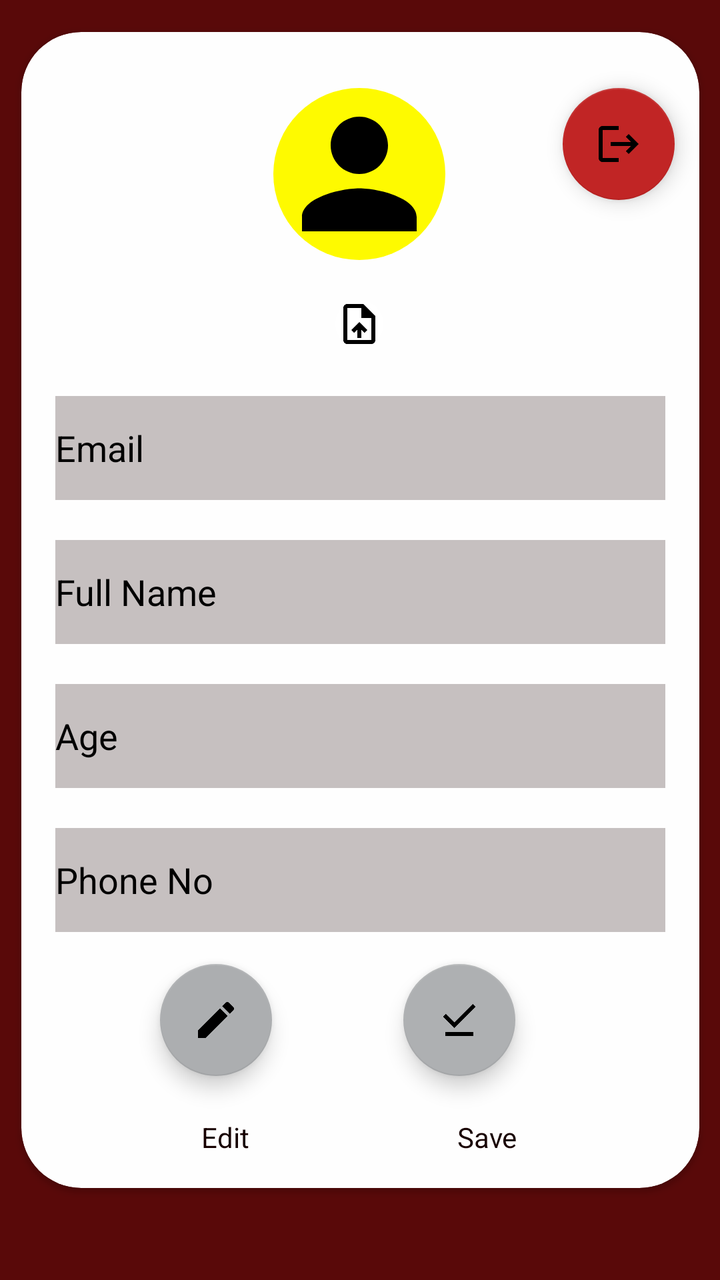
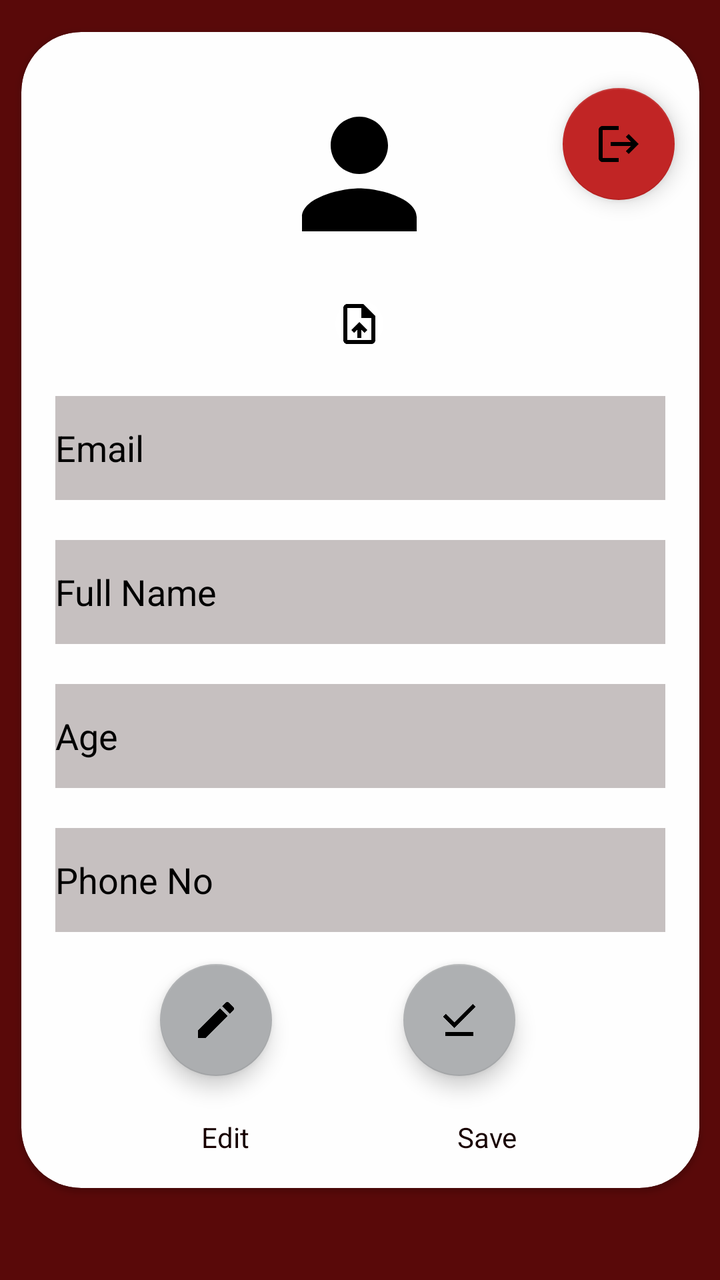

Before-and-after screenshots of an Android layout around one commit, followed by the original layout XML and the change that was made.
<!-- AndroidManifest.xml: application theme Theme.MyApp -->
<!-- res/layout/fragment_user_profile.xml -->
<?xml version="1.0" encoding="utf-8"?>
<FrameLayout xmlns:android="http://schemas.android.com/apk/res/android"
    xmlns:app="http://schemas.android.com/apk/res-auto"
    xmlns:tools="http://schemas.android.com/tools"
    android:layout_width="match_parent"
    android:layout_height="match_parent"
    android:background="#590909"
    tools:context=".UserProfileFragment">

    
    <androidx.constraintlayout.widget.ConstraintLayout
        android:layout_width="match_parent"
        android:layout_height="match_parent">

        <androidx.cardview.widget.CardView
            android:layout_width="339dp"
            android:layout_height="578dp"
            android:layout_marginTop="10dp"
            android:layout_marginBottom="40dp"
            android:backgroundTint="#FEFEFE"
            app:cardBackgroundColor="#E8E5E5"
            app:cardCornerRadius="30dp"
            app:layout_constraintBottom_toBottomOf="parent"
            app:layout_constraintEnd_toEndOf="parent"
            app:layout_constraintStart_toStartOf="parent"
            app:layout_constraintTop_toTopOf="parent"
            app:layout_constraintVertical_bias="0.5">

            <androidx.constraintlayout.widget.ConstraintLayout
                android:layout_width="match_parent"
                android:layout_height="match_parent">

                <com.google.android.material.floatingactionbutton.FloatingActionButton
                    android:id="@+id/logoutButton"
                    android:layout_width="wrap_content"
                    android:layout_height="wrap_content"
                    android:layout_marginTop="28dp"
                    android:clickable="true"
                    android:src="@drawable/baseline_logout_24"
                    app:backgroundTint="#C12525"
                    app:layout_constraintEnd_toEndOf="parent"
                    app:layout_constraintHorizontal_bias="0.826"
                    app:layout_constraintStart_toEndOf="@+id/profieImage"
                    app:layout_constraintTop_toTopOf="parent" />

                <com.google.android.material.textfield.TextInputLayout
                    android:id="@+id/textInputLayout2"
                    android:layout_width="0dp"
                    android:layout_height="wrap_content"
                    app:layout_constraintBottom_toTopOf="parent"
                    app:layout_constraintEnd_toEndOf="parent"
                    app:layout_constraintStart_toStartOf="parent"
                    app:layout_constraintTop_toTopOf="parent">

                </com.google.android.material.textfield.TextInputLayout>

                <com.google.android.material.textfield.TextInputEditText
                    android:id="@+id/profileName"
                    android:layout_width="305dp"
                    android:layout_height="52dp"
                    android:layout_marginTop="20dp"
                    android:background="#C6C0C0"
                    android:editable="true"
                    android:hint="Full Name"
                    android:textColor="@color/black"
                    android:textColorHint="@color/black"
                    app:layout_constraintEnd_toEndOf="parent"
                    app:layout_constraintStart_toStartOf="parent"
                    app:layout_constraintTop_toBottomOf="@+id/profileEmail" />

                <com.google.android.material.textfield.TextInputEditText
                    android:id="@+id/profileAge"
                    android:layout_width="305dp"
                    android:layout_height="52dp"
                    android:layout_marginTop="20dp"
                    android:background="#C6C0C0"

                    android:editable="false"
                    android:hint="Age"
                    android:inputType="number"
                    android:textColor="@color/black"
                    android:textColorHint="@color/black"
                    app:layout_constraintEnd_toEndOf="parent"
                    app:layout_constraintStart_toStartOf="parent"
                    app:layout_constraintTop_toBottomOf="@+id/profileName" />

                <com.google.android.material.textfield.TextInputEditText
                    android:id="@+id/profilePhone"
                    android:layout_width="305dp"
                    android:layout_height="52dp"
                    android:layout_marginTop="20dp"
                    android:background="#C6C0C0"
                    android:editable="false"
                    android:hint="Phone No"
                    android:inputType="number"
                    android:textColor="@color/black"
                    android:textColorHint="@color/black"
                    app:layout_constraintEnd_toEndOf="parent"
                    app:layout_constraintStart_toStartOf="parent"
                    app:layout_constraintTop_toBottomOf="@+id/profileAge" />

                <com.google.android.material.textfield.TextInputEditText
                    android:id="@+id/profileEmail"
                    android:layout_width="305dp"
                    android:layout_height="52dp"
                    android:layout_marginTop="24dp"
                    android:background="#C6C0C0"
                    android:editable="true"
                    android:hint="Email"
                    android:textColor="@color/black"
                    android:textColorHint="@color/black"
                    app:layout_constraintEnd_toEndOf="parent"
                    app:layout_constraintStart_toStartOf="parent"
                    app:layout_constraintTop_toBottomOf="@+id/imageUploadButton" />

                <ImageView
                    android:id="@+id/profieImage"
                    android:layout_width="86dp"
                    android:layout_height="86dp"
                    android:layout_marginTop="28dp"
                    android:background="@drawable/round_image"
                    android:src="@drawable/baseline_person_24"
                    app:layout_constraintEnd_toEndOf="parent"
                    app:layout_constraintHorizontal_bias="0.498"
                    app:layout_constraintStart_toStartOf="parent"
                    app:layout_constraintTop_toTopOf="@+id/textInputLayout2" />

                <ImageButton
                    android:id="@+id/imageUploadButton"
                    android:layout_width="wrap_content"
                    android:layout_height="wrap_content"
                    android:layout_marginTop="20dp"
                    android:background="@drawable/round_image_white"
                    android:clickable="false"
                    android:src="@drawable/baseline_upload_file_24"
                    app:layout_constraintEnd_toEndOf="parent"
                    app:layout_constraintHorizontal_bias="0.498"
                    app:layout_constraintStart_toStartOf="parent"
                    app:layout_constraintTop_toBottomOf="@+id/profieImage" />

                <com.google.android.material.floatingactionbutton.FloatingActionButton
                    android:id="@+id/profileEditButton"
                    android:layout_width="wrap_content"
                    android:layout_height="wrap_content"
                    android:layout_marginTop="16dp"
                    android:clickable="true"
                    android:src="@drawable/baseline_edit_24"
                    app:backgroundTint="#ACAEB0"
                    app:layout_constraintEnd_toStartOf="@+id/profileConfirmButton"
                    app:layout_constraintHorizontal_bias="0.514"
                    app:layout_constraintStart_toStartOf="parent"
                    app:layout_constraintTop_toBottomOf="@+id/profilePhone" />

                <com.google.android.material.floatingactionbutton.FloatingActionButton
                    android:id="@+id/profileConfirmButton"
                    android:layout_width="wrap_content"
                    android:layout_height="wrap_content"
                    android:layout_marginTop="16dp"
                    android:layout_marginEnd="92dp"
                    android:clickable="false"
                    android:src="@drawable/baseline_download_done_24"
                    app:backgroundTint="#AEB0B2"
                    app:layout_constraintEnd_toEndOf="parent"
                    app:layout_constraintTop_toBottomOf="@+id/profilePhone" />

                <TextView
                    android:id="@+id/textView3"
                    android:layout_width="wrap_content"
                    android:layout_height="wrap_content"
                    android:layout_marginEnd="14dp"
                    android:layout_marginBottom="16dp"
                    android:text="Edit"
                    android:textColor="#170202"
                    app:layout_constraintBottom_toBottomOf="parent"
                    app:layout_constraintEnd_toStartOf="@+id/textView4"
                    app:layout_constraintStart_toStartOf="parent" />

                <TextView
                    android:id="@+id/textView4"
                    android:layout_width="wrap_content"
                    android:layout_height="wrap_content"
                    android:layout_marginEnd="1dp"
                    android:layout_marginBottom="16dp"
                    android:text="Save"
                    android:textColor="#190303"
                    app:layout_constraintBottom_toBottomOf="parent"
                    app:layout_constraintEnd_toEndOf="parent"
                    app:layout_constraintStart_toEndOf="@+id/textView3" />

            </androidx.constraintlayout.widget.ConstraintLayout>
        </androidx.cardview.widget.CardView>
    </androidx.constraintlayout.widget.ConstraintLayout>

</FrameLayout>
<!-- resources referenced by this layout -->
<resources>
  <color name="black">#FF000000</color>
  <!-- drawable baseline_download_done_24 (drawable) -->
  <vector android:height="24dp" android:tint="#000000"
      android:viewportHeight="24" android:viewportWidth="24"
      android:width="24dp" xmlns:android="http://schemas.android.com/apk/res/android">
      <path android:fillColor="@android:color/white" android:pathData="M20.13,5.41l-1.41,-1.41l-9.19,9.19l-4.25,-4.24l-1.41,1.41l5.66,5.66z"/>
      <path android:fillColor="@android:color/white" android:pathData="M5,18h14v2h-14z"/>
  </vector>
  <!-- drawable baseline_edit_24 (drawable) -->
  <vector android:height="24dp" android:tint="#000000"
      android:viewportHeight="24" android:viewportWidth="24"
      android:width="24dp" xmlns:android="http://schemas.android.com/apk/res/android">
      <path android:fillColor="@android:color/white" android:pathData="M3,17.25V21h3.75L17.81,9.94l-3.75,-3.75L3,17.25zM20.71,7.04c0.39,-0.39 0.39,-1.02 0,-1.41l-2.34,-2.34c-0.39,-0.39 -1.02,-0.39 -1.41,0l-1.83,1.83 3.75,3.75 1.83,-1.83z"/>
  </vector>
  <!-- drawable baseline_logout_24 (drawable) -->
  <vector android:autoMirrored="true" android:height="24dp"
      android:tint="#FFFFFF" android:viewportHeight="24"
      android:viewportWidth="24" android:width="24dp" xmlns:android="http://schemas.android.com/apk/res/android">
      <path android:fillColor="@android:color/white" android:pathData="M17,7l-1.41,1.41L18.17,11H8v2h10.17l-2.58,2.58L17,17l5,-5zM4,5h8V3H4c-1.1,0 -2,0.9 -2,2v14c0,1.1 0.9,2 2,2h8v-2H4V5z"/>
  </vector>
  <!-- drawable baseline_person_24 (drawable) -->
  <vector android:height="24dp" android:tint="#000000"
      android:viewportHeight="24" android:viewportWidth="24"
      android:width="24dp" xmlns:android="http://schemas.android.com/apk/res/android">
      <path android:fillColor="@android:color/white" android:pathData="M12,12c2.21,0 4,-1.79 4,-4s-1.79,-4 -4,-4 -4,1.79 -4,4 1.79,4 4,4zM12,14c-2.67,0 -8,1.34 -8,4v2h16v-2c0,-2.66 -5.33,-4 -8,-4z"/>
  </vector>
  <!-- drawable baseline_upload_file_24 (drawable) -->
  <vector android:height="24dp" android:tint="#000000"
      android:viewportHeight="24" android:viewportWidth="24"
      android:width="24dp" xmlns:android="http://schemas.android.com/apk/res/android">
      <path android:fillColor="@android:color/white" android:pathData="M14,2L6,2c-1.1,0 -1.99,0.9 -1.99,2L4,20c0,1.1 0.89,2 1.99,2L18,22c1.1,0 2,-0.9 2,-2L20,8l-6,-6zM18,20L6,20L6,4h7v5h5v11zM8,15.01l1.41,1.41L11,14.84L11,19h2v-4.16l1.59,1.59L16,15.01 12.01,11z"/>
  </vector>
  <!-- drawable round_image (drawable) -->
  <shape xmlns:android="http://schemas.android.com/apk/res/android">
      <solid android:color="#FEFA00" /> 
      <corners android:radius="1000dp" /> 
  </shape>
  <!-- drawable round_image_white (drawable) -->
  <shape xmlns:android="http://schemas.android.com/apk/res/android">
      <solid android:color="#FFFF" /> 
      <corners android:radius="1000dp" /> 
  </shape>
  <style name="Theme.MyApp" parent="Theme.MaterialComponents.DayNight.NoActionBar">
          
          <item name="colorPrimary">@color/purple_500</item>
          <item name="colorPrimaryVariant">@color/purple_700</item>
          <item name="colorOnPrimary">@color/white</item>
          
          <item name="colorSecondary">@color/teal_200</item>
          <item name="colorSecondaryVariant">@color/teal_700</item>
          <item name="colorOnSecondary">@color/black</item>
          
          <item name="android:statusBarColor" tools:targetApi="l">?attr/colorPrimaryVariant</item>
          
      </style>
  <color name="purple_500">#FF6200EE</color>
  <color name="purple_700">#FF3700B3</color>
  <color name="white">#FFFFFFFF</color>
  <color name="teal_200">#FF03DAC5</color>
  <color name="teal_700">#FF018786</color>
</resources>

<!-- the commit's change to res/layout/fragment_user_profile.xml (unified diff, before → after) -->
@@ -118,7 +118,7 @@
                     android:layout_width="86dp"
                     android:layout_height="86dp"
                     android:layout_marginTop="28dp"
-                    android:background="@drawable/round_image"
+
                     android:src="@drawable/baseline_person_24"
                     app:layout_constraintEnd_toEndOf="parent"
                     app:layout_constraintHorizontal_bias="0.498"
<!-- resource entries referenced after the edit -->
@@ -32,11 +32,6 @@
       android:width="24dp" xmlns:android="http://schemas.android.com/apk/res/android">
       <path android:fillColor="@android:color/white" android:pathData="M14,2L6,2c-1.1,0 -1.99,0.9 -1.99,2L4,20c0,1.1 0.89,2 1.99,2L18,22c1.1,0 2,-0.9 2,-2L20,8l-6,-6zM18,20L6,20L6,4h7v5h5v11zM8,15.01l1.41,1.41L11,14.84L11,19h2v-4.16l1.59,1.59L16,15.01 12.01,11z"/>
   </vector>
-  <!-- drawable round_image (drawable) -->
-  <shape xmlns:android="http://schemas.android.com/apk/res/android">
-      <solid android:color="#FEFA00" /> 
-      <corners android:radius="1000dp" /> 
-  </shape>
   <!-- drawable round_image_white (drawable) -->
   <shape xmlns:android="http://schemas.android.com/apk/res/android">
       <solid android:color="#FFFF" /> 
